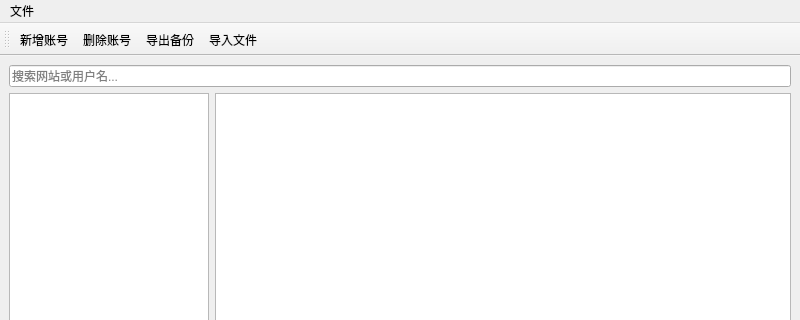
Before: the Qt Designer form mainwindow.ui in 23ye/FinalLab, drawn with Qt 5; both pictures show x 0 to 800 and y 0 to 320 of the 800 by 600 pixel window.
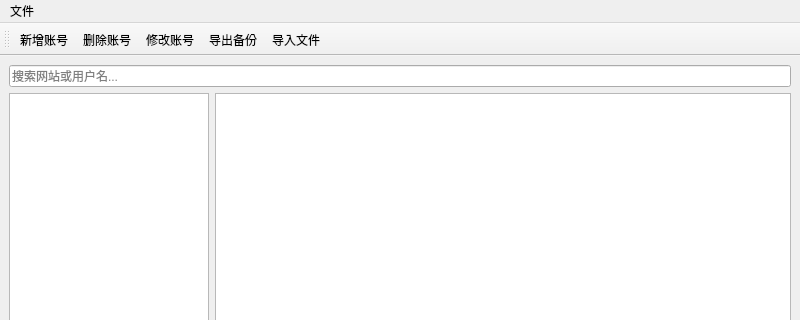
After: the same form once the commit is applied.

Commit message: 完善修改信息功能

```diff
--- a/mainwindow.ui
+++ b/mainwindow.ui
@@ -97,6 +97,7 @@
    </attribute>
    <addaction name="actionAdd"/>
    <addaction name="actionDel"/>
+   <addaction name="actionEdit"/>
    <addaction name="actionExport"/>
    <addaction name="actionImport"/>
   </widget>
@@ -155,6 +156,17 @@
     <enum>QAction::MenuRole::NoRole</enum>
    </property>
   </action>
+  <action name="actionEdit">
+   <property name="text">
+    <string>修改账号</string>
+   </property>
+   <property name="toolTip">
+    <string>修改账号</string>
+   </property>
+   <property name="menuRole">
+    <enum>QAction::MenuRole::NoRole</enum>
+   </property>
+  </action>
  </widget>
  <resources/>
  <connections/>
```
Left out of the diff: 2 changed lines with no effect on the pictures. The commit also changes 5 other files.
